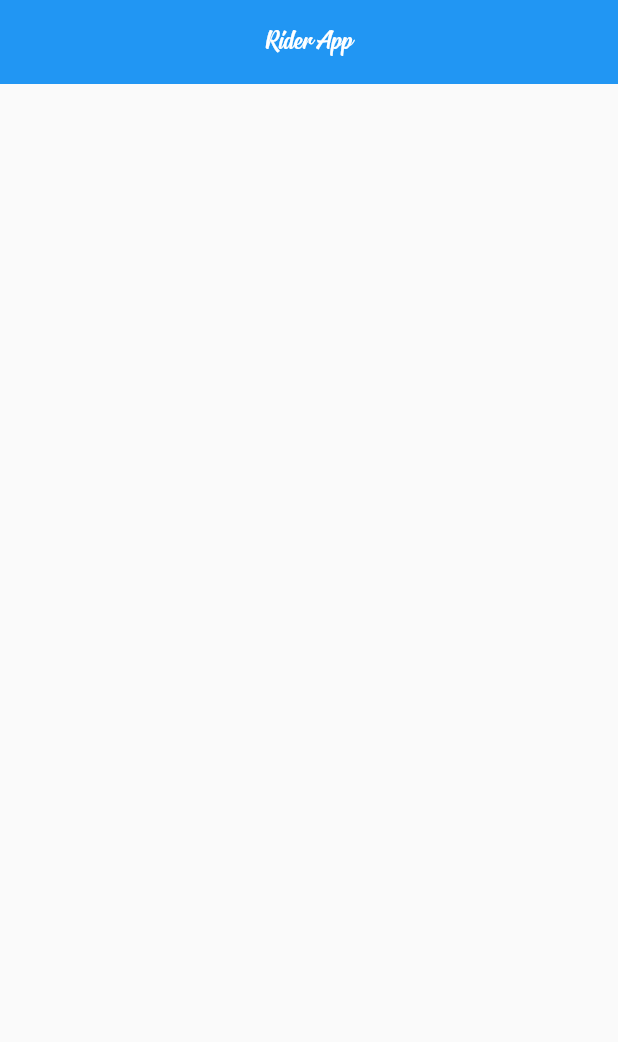
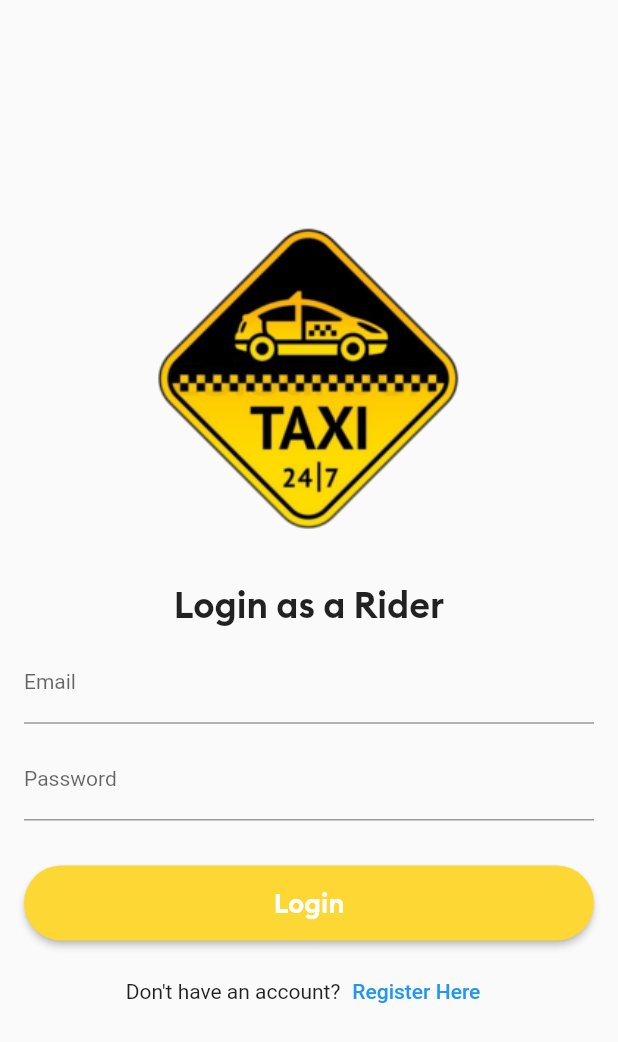
Before and after one commit to Manoj882/uber_clone_app, a Flutter app: the screen it shows after launch, on a phone screen of 412 x 824 dp. Shown: the top 1042 px of the screen. Run offline on Flutter 3.47's test engine with Material 2 defaults, Android fonts, the phone set to English and light mode, and no system bars.

Commit message:
made register and login page

```diff
--- /dev/null
+++ b/lib/constants/constant.dart
@@ -0,0 +1,6 @@
+import 'package:flutter/cupertino.dart';
+
+const basePadding = EdgeInsets.symmetric(
+  vertical: 8.0,
+  horizontal: 16.0,
+);
--- a/lib/main.dart
+++ b/lib/main.dart
@@ -1,4 +1,6 @@
 import 'package:flutter/material.dart';
+import 'package:rider_app/screens/authentication/login_screen.dart';
+import 'package:rider_app/screens/authentication/register_screen.dart';
 import 'package:rider_app/screens/main_screen.dart';
 
 void main() {
@@ -12,14 +14,20 @@ class MyApp extends StatelessWidget {
   @override
   Widget build(BuildContext context) {
     return MaterialApp(
-      title: 'Flutter Demo',
+      title: 'Taxi Rider App',
       theme: ThemeData(
-        fontFamily: 'Signatra',
-
         primarySwatch: Colors.blue,
         visualDensity: VisualDensity.adaptivePlatformDensity,
       ),
-      home: const MainScreen(),
+      debugShowCheckedModeBanner: false,
+      // home: RegisterScreen(),
+      initialRoute: LoginScreen.idScreen,
+      routes: {
+        RegisterScreen.idScreen: (context) => RegisterScreen(),
+        LoginScreen.idScreen: (context) => LoginScreen(),
+        MainScreen.idScreen: (context) => MainScreen(),
+
+      },
     );
   }
 }
--- /dev/null
+++ b/lib/screens/authentication/login_screen.dart
@@ -0,0 +1,120 @@
+import 'package:flutter/material.dart';
+import 'package:rider_app/constants/constant.dart';
+import 'package:rider_app/screens/authentication/register_screen.dart';
+
+class LoginScreen extends StatelessWidget {
+  const LoginScreen({Key? key}) : super(key: key);
+
+  static const String idScreen = 'loginScreen';
+
+  @override
+  Widget build(BuildContext context) {
+    return Scaffold(
+      body: Padding(
+        padding: basePadding,
+        child: SingleChildScrollView(
+          child: Column(
+            children: [
+              SizedBox(
+                height: 120,
+              ),
+              Image(
+                image: AssetImage('assets/images/logo.png'),
+                height: 250,
+                width: 350,
+              ),
+              const SizedBox(
+                height: 10,
+              ),
+              Text(
+                'Login as a Rider',
+                style: TextStyle(fontSize: 24.0, fontFamily: 'Brand Bold'),
+              ),
+              const SizedBox(
+                height: 10,
+              ),
+              TextField(
+                keyboardType: TextInputType.emailAddress,
+                textInputAction: TextInputAction.next,
+                decoration: InputDecoration(
+                  labelText: 'Email',
+                  labelStyle: TextStyle(
+                    fontSize: 14.0,
+                  ),
+                  hintStyle: TextStyle(
+                    color: Colors.grey,
+                    fontSize: 10.0,
+                  ),
+                ),
+                style: TextStyle(
+                  fontSize: 14.0,
+                ),
+              ),
+              const SizedBox(
+                height: 10,
+              ),
+              TextField(
+                keyboardType: TextInputType.text,
+                textInputAction: TextInputAction.done,
+                obscureText: true,
+                decoration: InputDecoration(
+                  labelText: 'Password',
+                  labelStyle: TextStyle(
+                    fontSize: 14.0,
+                  ),
+                  hintStyle: TextStyle(
+                    color: Colors.grey,
+                    fontSize: 10.0,
+                  ),
+                ),
+                style: TextStyle(
+                  fontSize: 14.0,
+                ),
+              ),
+              const SizedBox(
+                height: 30,
+              ),
+              ElevatedButton(
+                onPressed: () {},
+                child: Text(
+                  'Login',
+                  style: TextStyle(
+                    fontSize: 18.0,
+                    fontFamily: 'Brand Bold',
+                  ),
+                ),
+                style: ElevatedButton.styleFrom(
+                  primary: Colors.yellow[600],
+                  minimumSize: const Size.fromHeight(
+                    50,
+                  ),
+                  shape: RoundedRectangleBorder(
+                    borderRadius: BorderRadius.circular(
+                      25.0,
+                    ),
+                  ),
+                ),
+              ),
+              SizedBox(
+                height: 10,
+              ),
+              Row(
+                mainAxisAlignment: MainAxisAlignment.center,
+                children: [
+                  Text('Don\'t have an account?'),
+                  TextButton(
+                    onPressed: () {
+                      Navigator.pushNamedAndRemoveUntil(
+                          context, RegisterScreen.idScreen, (route) => false);
+                    },
+                    child: Text('Register Here'),
+                  ),
+                ],
+              ),
+            ],
+          ),
+        ),
+      ),
+    );
+  }
+}
--- a/lib/screens/main_screen.dart
+++ b/lib/screens/main_screen.dart
@@ -2,6 +2,8 @@ import 'package:flutter/material.dart';
 
 class MainScreen extends StatelessWidget {
   const MainScreen({Key? key}) : super(key: key);
+
+  static const String idScreen = 'mainScreen';
 
   @override
   Widget build(BuildContext context) {
```
Also changed, not shown: lib/screens/authentication/register_screen.dart (added, +160 -0 lines).
